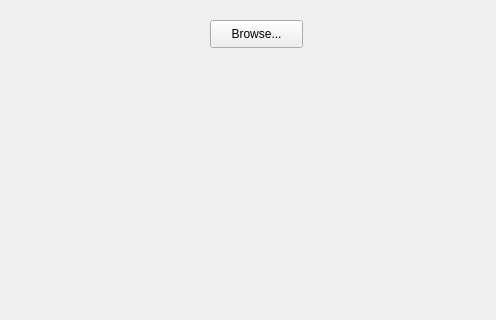
Above: mainwindow.ui from kei91/SrtToContinuityListConverter before the change; both pictures show x 0 to 496 and y 0 to 320 of the 800 by 600 pixel window. Below: the same form after it.
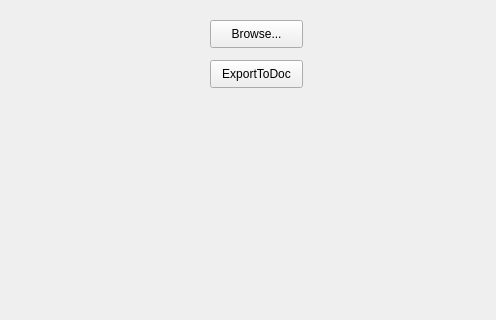
That is the form after the change.

What changed in the file:
```diff
--- a/mainwindow.ui
+++ b/mainwindow.ui
@@ -27,6 +27,19 @@
      <string>Browse...</string>
     </property>
    </widget>
+   <widget class="QPushButton" name="ExportToDoc">
+    <property name="geometry">
+     <rect>
+      <x>210</x>
+      <y>60</y>
+      <width>93</width>
+      <height>28</height>
+     </rect>
+    </property>
+    <property name="text">
+     <string>ExportToDoc</string>
+    </property>
+   </widget>
   </widget>
   <widget class="QMenuBar" name="menubar">
    <property name="geometry">
```
Left out of the diff: 17 changed lines with no effect on the pictures.
